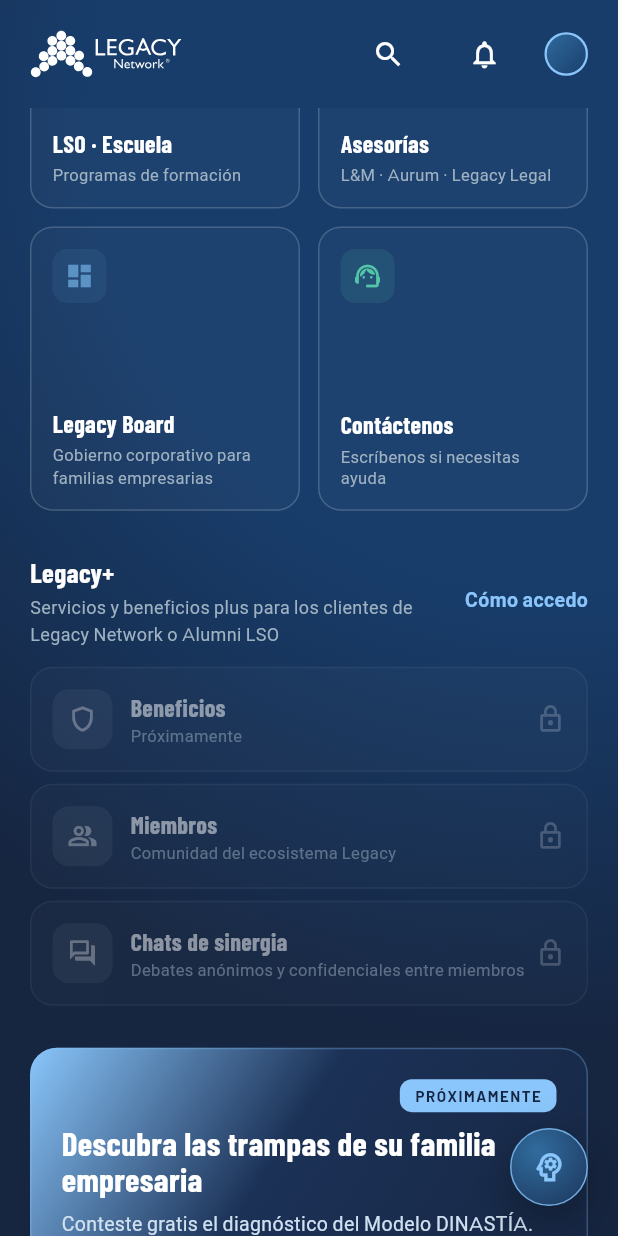
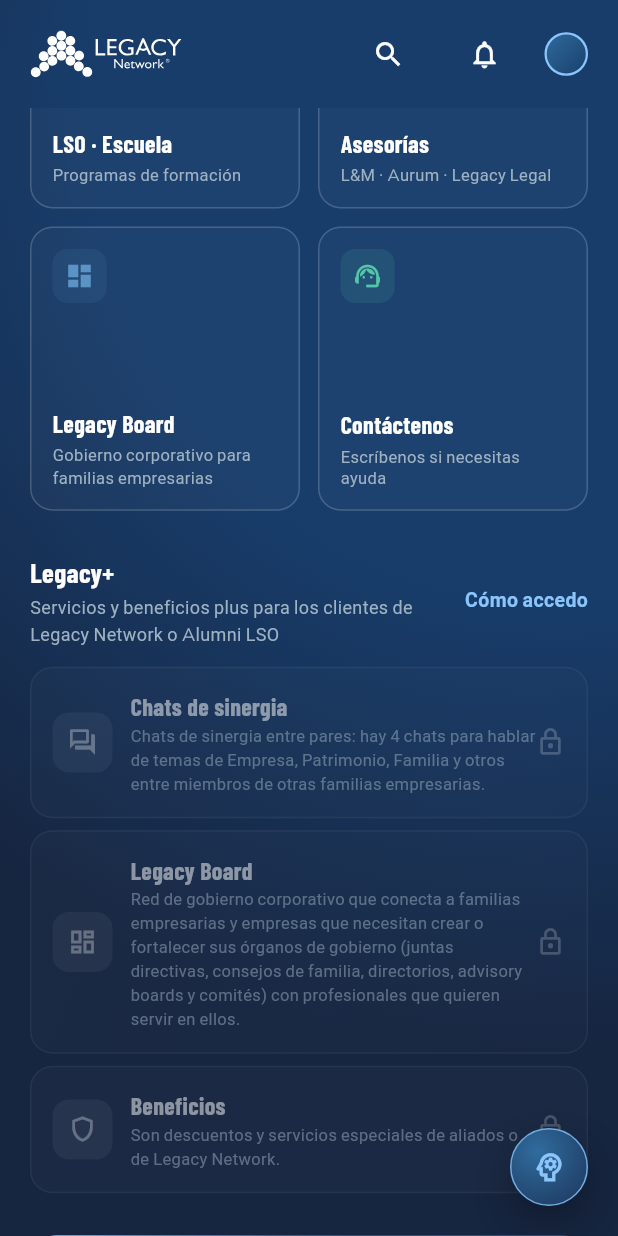
Before and after one commit to johanmartinezm/legacy-App-Movil, a Flutter app: the HomeContentScreen screen opened directly, scrolled down 576 dp, on a phone screen of 412 x 824 dp. Run offline on Flutter 3.47's test engine with Material 3 defaults, Android fonts, the phone set to English and light mode, and no system bars; our stand-ins replace cached_network_image, emoji_picker_flutter, firebase_core, firebase_messaging, flutter_rating_bar, flutter_secure_storage and 11 more; missing offline and left inert: image_picker_android, image_picker_platform_interface; accounts and stored records are empty; network calls fail; Roboto replaces fonts that are missing (Questrial).

Commit message:
Inicio, Legacy+: nuevo orden y textos; Legacy Board bloqueada
Chats de sinergia, Legacy Board y Beneficios; las filas cerradas no muestran aviso.

Co-Authored-By: Claude Opus 5.5 <noreply@anthropic.com>

```diff
--- a/lib/presentation/screens/home/home_content_screen.dart
+++ b/lib/presentation/screens/home/home_content_screen.dart
@@ -692,16 +692,45 @@ class _HomeContentScreenState extends State<HomeContentScreen> {
     final authProvider = Provider.of<AuthProvider>(context);
     final isCliente = authProvider.customerStatus == 'Ya soy cliente';
 
+    // Orden y textos del cliente, 2026-10-13: Chats de sinergia, Legacy Board
+    // (la fila que era «Miembros», con el mismo destino) y Beneficios.
     return Column(
       children: [
+        // «Chats de sinergia»: abre los foros anónimos que ya existían (se
+        // llegaba solo desde Perfil), con el mismo candado que Miembros. Ese
+        // mismo día se llamó «Foro» unas horas.
+        _filaExclusiva(
+          context,
+          isCliente: isCliente,
+          slug: 'chats-sinergia',
+          titulo: 'Chats de sinergia',
+          texto: 'Chats de sinergia entre pares: hay 4 chats para hablar de temas de Empresa, Patrimonio, Familia y otros entre miembros de otras familias empresarias.',
+          icono: Icons.forum_outlined,
+          ruta: '/forums',
+        ),
+        // Era «Miembros · Comunidad del ecosistema Legacy»; el cliente le cambió
+        // el título y el texto. Bloqueada para todos «por el momento»
+        // (2026-10-13): el destino, /miembros-info, se conserva para cuando se
+        // abra. El slug del panel sigue siendo `miembros`.
+        _filaExclusiva(
+          context,
+          isCliente: isCliente,
+          bloqueada: true,
+          slug: 'miembros',
+          titulo: 'Legacy Board',
+          texto: 'Red de gobierno corporativo que conecta a familias empresarias y empresas que necesitan crear o fortalecer sus órganos de gobierno (juntas directivas, consejos de familia, directorios, advisory boards y comités) con profesionales que quieren servir en ellos.',
+          icono: Icons.dashboard_outlined,
+          ruta: '/miembros-info',
+          margin: const EdgeInsets.only(top: 8),
+        ),
+        // Bloqueada: tocarla no hace nada ni muestra aviso (2026-10-13).
         GestureDetector(
-          onTap: () => _showComingSoon(context),
-          // Comparte imagen con la tarjeta «Beneficios» de la cuadrícula, por
-          // decisión del cliente: una sola fila en el panel.
+          // Última de la sección desde el 2026-10-13. La tarjeta Beneficios de
+          // la cuadrícula se retiró ese día; esta fila es la que queda.
           child: _tarjeta(
             slug: 'beneficios',
             oscuroHacia: Alignment.centerLeft,
-            margin: const EdgeInsets.only(bottom: 8),
+            margin: const EdgeInsets.only(top: 8),
             padding: const EdgeInsets.all(14),
             decoracion: BoxDecoration(
               color: Colors.white.withValues(alpha: 0.02),
@@ -740,8 +769,11 @@ class _HomeContentScreenState extends State<HomeContentScreen> {
                         ),
                       ),
                       Text(
-                        _texto('beneficios', 'Próximamente'),
-                        maxLines: 2,
+                        _texto(
+                          'beneficios',
+                          'Son descuentos y servicios especiales de aliados o de Legacy Network.',
+                        ),
+                        maxLines: 3,
                         overflow: TextOverflow.ellipsis,
                         style: GoogleFonts.questrial(
                           color: const Color(0xFF9FB2C2).withValues(alpha: 0.5),
@@ -760,35 +792,14 @@ class _HomeContentScreenState extends State<HomeContentScreen> {
             ),
           ),
         ),
-        _filaExclusiva(
-          context,
-          isCliente: isCliente,
-          slug: 'miembros',
-          titulo: 'Miembros',
-          texto: 'Comunidad del ecosistema Legacy',
-          icono: Icons.people_alt_outlined,
-          ruta: '/miembros-info',
-        ),
-        // «Chats de sinergia», desde el 2026-10-13: abre los foros anónimos que
-        // ya existían (se llegaba solo desde Perfil), con el mismo candado que
-        // Miembros. Ese mismo día se llamó «Foro» unas horas.
-        _filaExclusiva(
-          context,
-          isCliente: isCliente,
-          slug: 'chats-sinergia',
-          titulo: 'Chats de sinergia',
-          texto: 'Debates anónimos y confidenciales entre miembros',
-          icono: Icons.forum_outlined,
-          ruta: '/forums',
-          margin: const EdgeInsets.only(top: 8),
-        ),
       ],
     );
   }
 
   /// Fila de la sección Legacy+ reservada a clientes («Ya soy cliente»): con
-  /// candado y apagada para el resto, que al tocarla recibe el aviso. La usan
-  /// Miembros y Chats de sinergia.
+  /// candado y apagada para el resto. `bloqueada` la cierra también a los
+  /// clientes. Una fila cerrada no hace nada al tocarla, sin aviso: así lo pidió
+  /// el cliente el 2026-10-13. La usan Chats de sinergia y Legacy Board.
   Widget _filaExclusiva(
     BuildContext context, {
     required bool isCliente,
@@ -797,22 +808,13 @@ class _HomeContentScreenState extends State<HomeContentScreen> {
     required String texto,
     required IconData icono,
     required String ruta,
+    bool bloqueada = false,
     EdgeInsetsGeometry? margin,
   }) {
+    // A partir de aquí «abierta» decide todo: el destino, el color y el candado.
+    final abierta = isCliente && !bloqueada;
     return GestureDetector(
-      onTap: () {
-        if (isCliente) {
-          context.push(ruta);
-        } else {
-          ScaffoldMessenger.of(context).showSnackBar(
-            const SnackBar(
-              content: Text(
-                'Esta sección es exclusiva para clientes Legacy.',
-              ),
-            ),
-          );
-        }
-      },
+      onTap: abierta ? () => context.push(ruta) : null,
       child: _tarjeta(
         slug: slug,
         oscuroHacia: Alignment.centerLeft,
@@ -820,7 +822,7 @@ class _HomeContentScreenState extends State<HomeContentScreen> {
         padding: const EdgeInsets.all(14),
         decoracion: BoxDecoration(
           gradient: LinearGradient(
-            colors: isCliente
+            colors: abierta
                 ? [
                     const Color(0xFF54C6A8).withValues(alpha: 0.06),
                     const Color(0xFF54C6A8).withValues(alpha: 0.02),
@@ -834,7 +836,7 @@ class _HomeContentScreenState extends State<HomeContentScreen> {
           ),
           borderRadius: BorderRadius.circular(15),
           border: Border.all(
-            color: isCliente
+            color: abierta
                 ? const Color(0xFF54C6A8).withValues(alpha: 0.3)
                 : Colors.white.withValues(alpha: 0.05),
           ),
@@ -845,14 +847,14 @@ class _HomeContentScreenState extends State<HomeContentScreen> {
               Container(
                 padding: const EdgeInsets.all(10),
                 decoration: BoxDecoration(
-                  color: isCliente
+                  color: abierta
                       ? const Color(0xFF54C6A8).withValues(alpha: 0.13)
                       : Colors.white.withValues(alpha: 0.05),
                   borderRadius: BorderRadius.circular(11),
                 ),
                 child: Icon(
                   icono,
-                  color: isCliente
+                  color: abierta
                       ? const Color(0xFF54C6A8)
                       : Colors.white.withValues(alpha: 0.3),
                   size: 20,
@@ -869,7 +871,7 @@ class _HomeContentScreenState extends State<HomeContentScreen> {
                     maxLines: 1,
                     overflow: TextOverflow.ellipsis,
                     style: GoogleFonts.barlowCondensed(
-                      color: isCliente
+                      color: abierta
                           ? Colors.white
                           : Colors.white.withValues(alpha: 0.5),
                       fontSize: 16,
@@ -878,10 +880,12 @@ class _HomeContentScreenState extends State<HomeContentScreen> {
                   ),
                   Text(
                     _texto(slug, texto),
-                    maxLines: 2,
+                    // Los textos de esta sección son de varias líneas (el de
+                    // Legacy Board, unas cinco en un teléfono).
+                    maxLines: 6,
                     overflow: TextOverflow.ellipsis,
                     style: GoogleFonts.questrial(
-                      color: isCliente
+                      color: abierta
                           ? const Color(0xFF9FB2C2)
                           : const Color(0xFF9FB2C2).withValues(alpha: 0.5),
                       fontSize: 11,
@@ -890,7 +894,7 @@ class _HomeContentScreenState extends State<HomeContentScreen> {
                 ],
               ),
             ),
-            if (!isCliente)
+            if (!abierta)
               Icon(
                 Icons.lock_outline,
                 color: Colors.white.withValues(alpha: 0.2),
```
Also changed, not shown: 2 other files.
